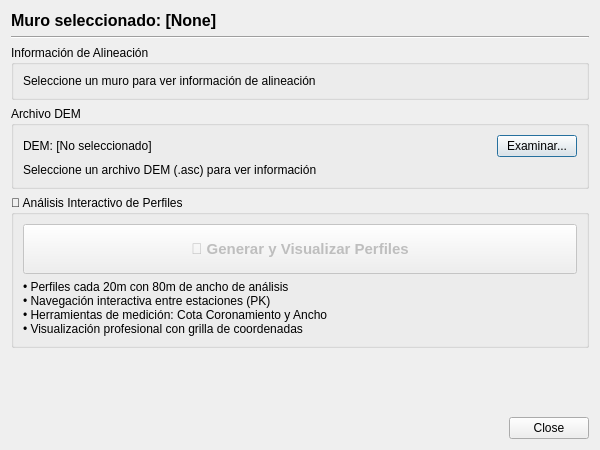
Before: the Qt Designer form dialog.ui in titoruizh/PLUGIN_Revanchas_LT, drawn with Qt 5.
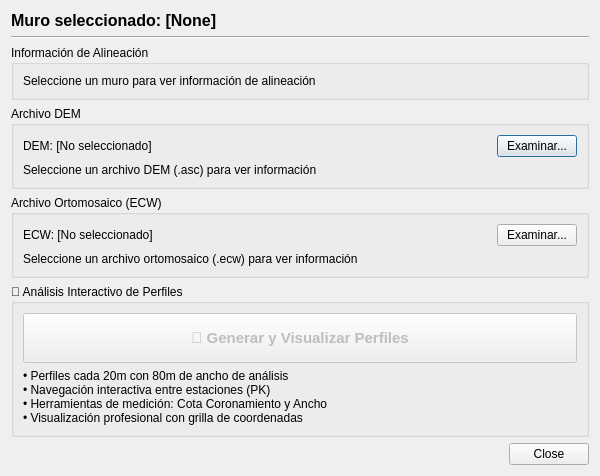
After: the same form once the commit is applied.

The edit to the form file:
```diff
--- a/dialog.ui
+++ b/dialog.ui
@@ -104,6 +104,56 @@
      </layout>
     </widget>
    </item>
+   <item>
+    <widget class="QGroupBox" name="ecw_group">
+     <property name="title">
+      <string>Archivo Ortomosaico (ECW)</string>
+     </property>
+     <layout class="QVBoxLayout" name="ecw_layout">
+      <item>
+       <layout class="QHBoxLayout" name="ecw_file_layout">
+        <item>
+         <widget class="QLabel" name="ecw_path_label">
+          <property name="text">
+           <string>ECW: [No seleccionado]</string>
+          </property>
+         </widget>
+        </item>
+        <item>
+         <spacer name="horizontalSpacer_2">
+          <property name="orientation">
+           <enum>Qt::Horizontal</enum>
+          </property>
+          <property name="sizeHint" stdset="0">
+           <size>
+            <width>40</width>
+            <height>20</height>
+           </size>
+          </property>
+         </spacer>
+        </item>
+        <item>
+         <widget class="QPushButton" name="browse_ecw_button">
+          <property name="text">
+           <string>Examinar...</string>
+          </property>
+         </widget>
+        </item>
+       </layout>
+      </item>
+      <item>
+       <widget class="QLabel" name="ecw_info_label">
+        <property name="text">
+         <string>Seleccione un archivo ortomosaico (.ecw) para ver información</string>
+        </property>
+        <property name="wordWrap">
+         <bool>true</bool>
+        </property>
+       </widget>
+      </item>
+     </layout>
+    </widget>
+   </item>
    <item>
     <widget class="QGroupBox" name="profiles_group">
      <property name="title">
```
